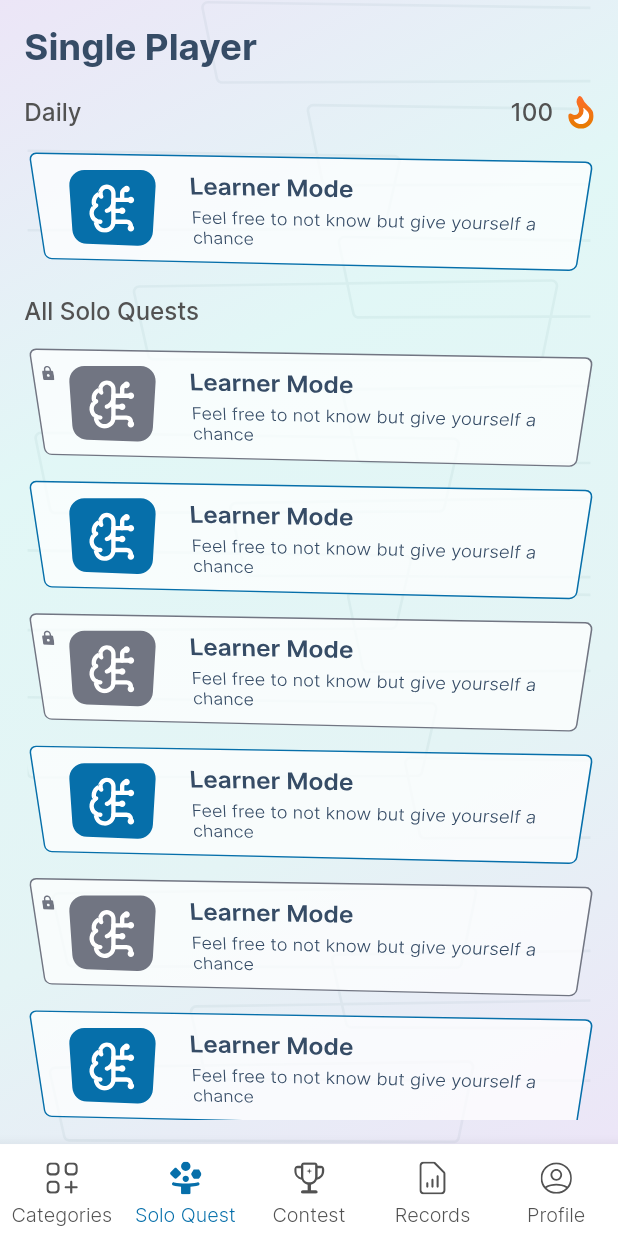
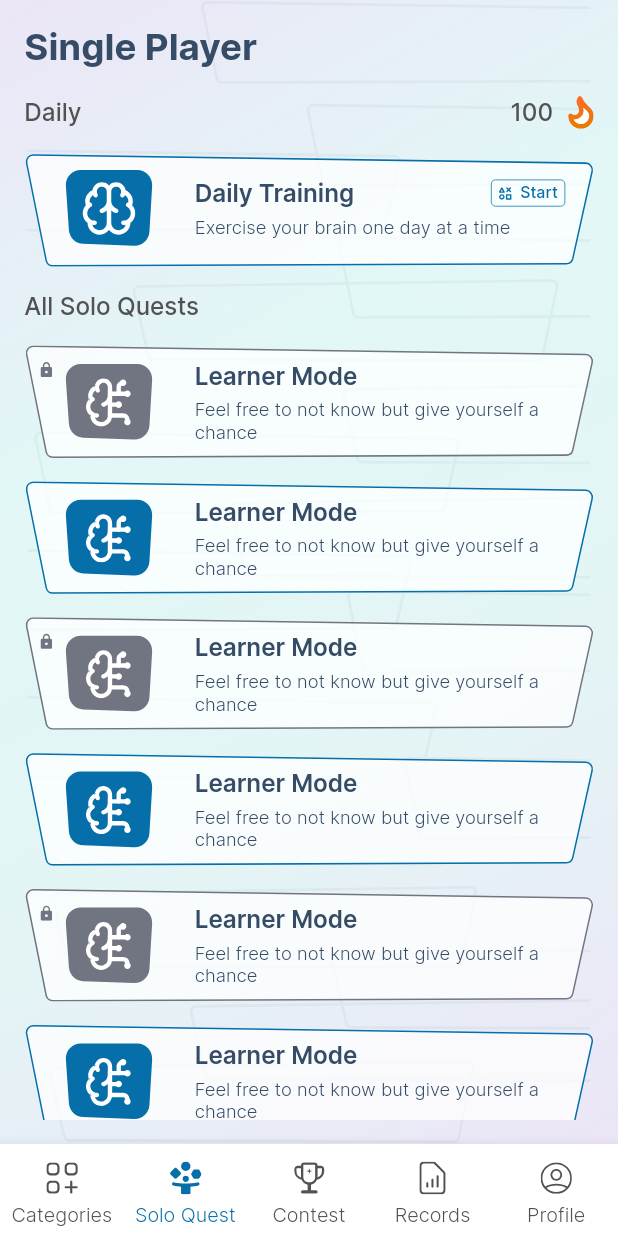
Before and after one commit to lappiahnuamah/Full-Android-Fastlane-Pipeline, a Flutter app: the CustomBottomNav screen opened directly, item 2 of the bottom bar chosen, on a phone screen of 412 x 824 dp. Run offline on Flutter 3.47's test engine with Material 3 defaults, Android fonts, the phone set to English and light mode, and no system bars; drawn by our look-alikes of overlay_support; our stand-ins replace connectivity_plus, device_info_plus, dio, equatable, firebase_core, firebase_messaging and 9 more; missing offline and left inert: flame_audio, libphonenumber_plugin; accounts and stored records are empty; network calls fail; project files that could hold a hidden picture were left out.

Commit message:
quest card update

```diff
--- a/lib/resources/app_images.dart
+++ b/lib/resources/app_images.dart
@@ -7,4 +7,9 @@ class AppImages {
   static String openedLock = "assets/icons/opened_lock.svg";
 
   static String playCategoryIcon = "assets/icons/play_category.svg";
+
+  //quest card
+  static String redQuestCardSvg = "assets/icons/red_quest_card.svg";
+  static String blueQuestCardSvg = "assets/icons/blue_quest_card.svg";
+  static String darkQuestCardSvg = "assets/icons/dark_quest_card.svg";
 }
--- a/lib/screens/contest/contest.dart
+++ b/lib/screens/contest/contest.dart
@@ -36,7 +36,7 @@ class _ContestState extends State<Contest> {
         ...List.generate(
           6,
           (index) => Padding(
-            padding: EdgeInsets.only(bottom: d.pSH(10)),
+            padding: EdgeInsets.only(bottom: d.pSH(15)),
             child: QuestCard(
               isMultiCard: true,
               quest: QuestModel(
--- a/lib/screens/solo_quest/components/quest_card.dart
+++ b/lib/screens/solo_quest/components/quest_card.dart
@@ -8,48 +8,43 @@ import 'package:savyminds/utils/func.dart';
 import 'package:savyminds/widgets/custom_text.dart';
 
 class QuestCard extends StatelessWidget {
-  const QuestCard({super.key, required this.quest, this.isMultiCard = false});
+  const QuestCard(
+      {super.key,
+      required this.quest,
+      this.isMultiCard = false,
+      this.isDailyTraining = false});
   final QuestModel quest;
   final bool isMultiCard;
+  final bool isDailyTraining;
 
   @override
   Widget build(BuildContext context) {
     Size size = MediaQuery.of(context).size;
-
     return Stack(
       children: [
-        Transform(
-            alignment: Alignment.center,
-            transform: Matrix4.identity()
-              ..setEntry(3, 2, 0.002)
-              ..rotateX(0.4)
-              ..rotateY(0.05),
-            child: Container(
+        SvgPicture.asset(
+          quest.isLocked
+              ? AppImages.darkQuestCardSvg
+              : isMultiCard
+                  ? AppImages.redQuestCardSvg
+                  : AppImages.blueQuestCardSvg,
+          fit: BoxFit.fill,
           width: double.infinity,
-              clipBehavior: Clip.antiAliasWithSaveLayer,
-              padding: EdgeInsets.fromLTRB(
-                  d.pSW(5), d.pSH(10), d.pSH(10), d.pSH(10)),
+          height: d.pSH(74),
+        ),
+        Container(
+          width: double.infinity,
+          padding:
+              EdgeInsets.fromLTRB(d.pSW(5), d.pSH(10), d.pSH(10), d.pSH(10)),
           margin: EdgeInsets.only(left: d.pSH(5), right: d.pSW(8)),
-              decoration: BoxDecoration(
-                color: Colors.white.withOpacity(0.75),
-                borderRadius: BorderRadius.circular(d.pSH(5)),
-                border: Border.all(
-                  color: quest.isLocked
-                      ? const Color(0xFF717582)
-                      : isMultiCard
-                          ? AppColors.borderAccent
-                          : AppColors.borderPrimary,
-                ),
-              ),
-              child:
-                  Row(crossAxisAlignment: CrossAxisAlignment.start, children: [
+          child: Row(crossAxisAlignment: CrossAxisAlignment.start, children: [
             Opacity(
               opacity: quest.isLocked ? 1 : 0,
               child: SvgPicture.asset(
                 AppImages.closedLock,
                 fit: BoxFit.cover,
-                    colorFilter: const ColorFilter.mode(
-                        Color(0xFF717582), BlendMode.srcIn),
+                colorFilter:
+                    const ColorFilter.mode(Color(0xFF717582), BlendMode.srcIn),
               ),
             ),
             SizedBox(
@@ -60,41 +55,6 @@ class QuestCard extends StatelessWidget {
               child: Row(
                 children: [
                   SizedBox(
-                        height: d.pSH(55),
-                        width: d.pSH(55),
-                      ),
-                      SizedBox(
-                        width: d.pSW(25),
-                      ),
-                      Expanded(
-                        child: Column(
-                          mainAxisSize: MainAxisSize.min,
-                          crossAxisAlignment: CrossAxisAlignment.start,
-                          children: [
-                            CustomText(
-                              label: quest.name,
-                              fontWeight: FontWeight.w600,
-                            ),
-                            SizedBox(height: d.pSH(5)),
-                            CustomText(
-                              label: quest.description,
-                              fontWeight: FontWeight.w300,
-                              fontSize: getFontSize(12, size),
-                            ),
-                          ],
-                        ),
-                      ),
-                    ],
-                  ),
-                )
-              ]),
-            )),
-
-        //
-        Positioned(
-          top: d.pSH(10),
-          left: d.pSW(26),
-          child: SizedBox(
                     height: d.pSH(51),
                     width: d.pSH(59),
                     child: Stack(
@@ -117,7 +77,73 @@ class QuestCard extends StatelessWidget {
                       ],
                     ),
                   ),
+                  SizedBox(
+                    width: d.pSW(25),
+                  ),
+                  Expanded(
+                    child: Column(
+                      mainAxisSize: MainAxisSize.min,
+                      crossAxisAlignment: CrossAxisAlignment.start,
+                      children: [
+                        Row(
+                          children: [
+                            Expanded(
+                              child: CustomText(
+                                label: quest.name,
+                                fontWeight: FontWeight.w600,
+                              ),
+                            ),
+                            if (isDailyTraining)
+                              InkWell(
+                                onTap: () {},
+                                child: Container(
+                                  padding: EdgeInsets.symmetric(
+                                      vertical: d.pSH(2), horizontal: d.pSW(4)),
+                                  decoration: BoxDecoration(
+                                    borderRadius:
+                                        BorderRadius.circular(d.pSH(3)),
+                                    border: Border.all(
+                                        color: AppColors.borderPrimary,
+                                        width: 0.5),
+                                  ),
+                                  child: Row(
+                                    mainAxisSize: MainAxisSize.min,
+                                    children: [
+                                      SvgPicture.asset(
+                                        AppImages.playCategoryIcon,
+                                        fit: BoxFit.cover,
+                                        height: d.pSH(9),
+                                        colorFilter: const ColorFilter.mode(
+                                            AppColors.borderPrimary,
+                                            BlendMode.srcIn),
+                                      ),
+                                      SizedBox(width: d.pSW(5)),
+                                      const CustomText(
+                                        label: 'Start',
+                                        color: AppColors.borderPrimary,
+                                        fontSize: 10.5,
+                                        textAlign: TextAlign.center,
                                       )
+                                    ],
+                                  ),
+                                ),
+                              )
+                          ],
+                        ),
+                        SizedBox(height: d.pSH(5)),
+                        CustomText(
+                          label: quest.description,
+                          fontWeight: FontWeight.w300,
+                          fontSize: getFontSize(12, size),
+                        ),
+                      ],
+                    ),
+                  ),
+                ],
+              ),
+            )
+          ]),
+        ),
       ],
     );
   }
--- a/lib/screens/solo_quest/solo_quest.dart
+++ b/lib/screens/solo_quest/solo_quest.dart
@@ -57,14 +57,14 @@ class _SoloQuestState extends State<SoloQuest> {
                 ),
                 SizedBox(height: d.pSH(16)),
                 const QuestCard(
-                  quest: QuestModel(
+                    quest: QuestModel(
                       id: 1,
-                      name: 'Learner Mode',
-                      description:
-                          'Feel free to not know but give yourself a chance',
-                      icon: "assets/icons/learner.svg",
-                      isLocked: false),
-                ),
+                      name: 'Daily Training',
+                      description: 'Exercise your brain one day at a time',
+                      icon: "assets/icons/daily_training_icon.svg",
+                      isLocked: false,
+                    ),
+                    isDailyTraining: true),
                 SizedBox(height: d.pSH(16)),
                 const CustomText(
                   label: 'All Solo Quests',
@@ -75,7 +75,7 @@ class _SoloQuestState extends State<SoloQuest> {
                 ...List.generate(
                   6,
                   (index) => Padding(
-                    padding: EdgeInsets.only(bottom: d.pSH(10)),
+                    padding: EdgeInsets.only(bottom: d.pSH(15)),
                     child: QuestCard(
                       quest: QuestModel(
                           id: 1,
```
Also changed, not shown: lib/screens/categories/categories.dart (+6 -3 lines), lib/screens/categories/category_details_page.dart (added, +39 -0 lines), lib/screens/categories/components/category_card.dart (+11 -4 lines), lib/widgets/page_template.dart (+28 -27 lines), assets/icons/blue_quest_card.svg (added), assets/icons/daily_training_icon.svg (added), assets/icons/dark_quest_card.svg (added), assets/icons/red_quest_card.svg (added). Lines whose indentation alone changed are shown as unchanged.
